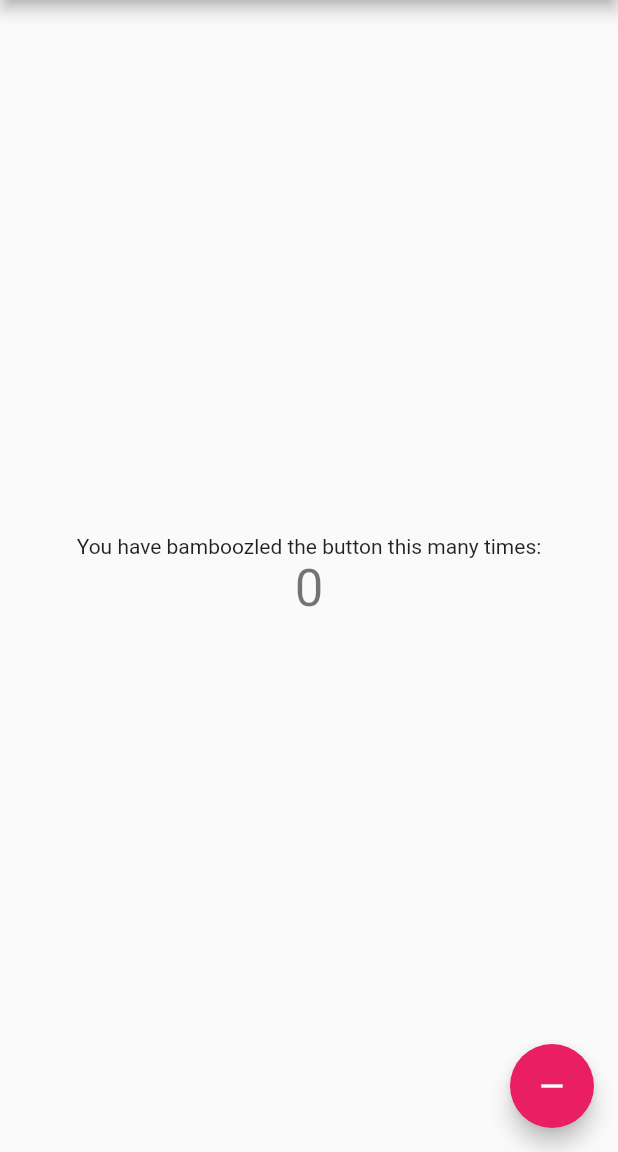
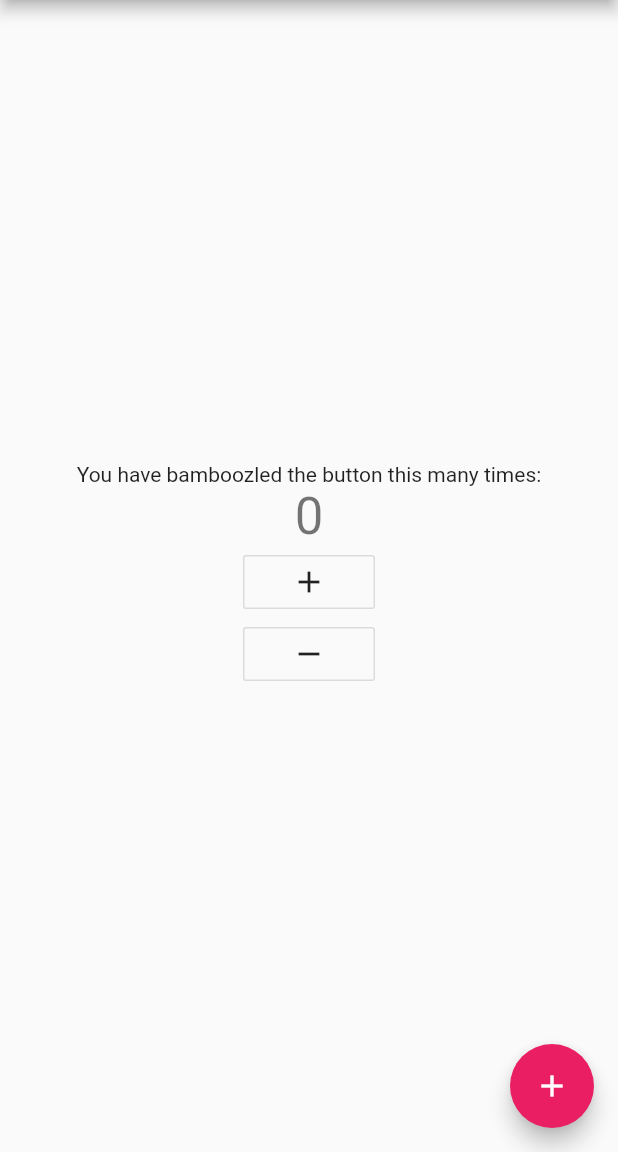
Before and after one commit to nehegeb/flutter-demo1, a Flutter app: the screen it shows after launch, on a phone screen of 412 x 824 dp, the part 84-1236 px from its top. Run offline on Flutter 3.47's test engine with Material 2 defaults, Android fonts, the phone set to English and light mode, and no system bars.

Commit message:
2 new buttons added
Added a new button to increase and another one to decrease the counter.
They still need to be changed to be positioned next to each other.

```diff
--- a/lib/main.dart
+++ b/lib/main.dart
@@ -103,21 +103,34 @@ class _MyHomePageState extends State<MyHomePage> {
               '$_counter',
               style: Theme.of(context).textTheme.display1,
             ),
+
+            // These should be placed in one row.
+            OutlineButton(
+              onPressed: _incrementCounter,
+              child: Icon(Icons.add),
+            ),
+            OutlineButton(
+              onPressed: _decrementCounter,
+              child: Icon(Icons.remove),
+            ),
+
           ],
         ),
       ),
-      /*
       floatingActionButton: FloatingActionButton(
         onPressed: _incrementCounter,
         tooltip: 'Increment',
         child: Icon(Icons.add),
       ),
-      */
+
+      /*
       floatingActionButton: FloatingActionButton(
         onPressed: _decrementCounter,
         tooltip: 'Decrement',
         child: Icon(Icons.remove),
       ), // This trailing comma makes auto-formatting nicer for build methods.
+      */
+
     );
   }
 }
```
